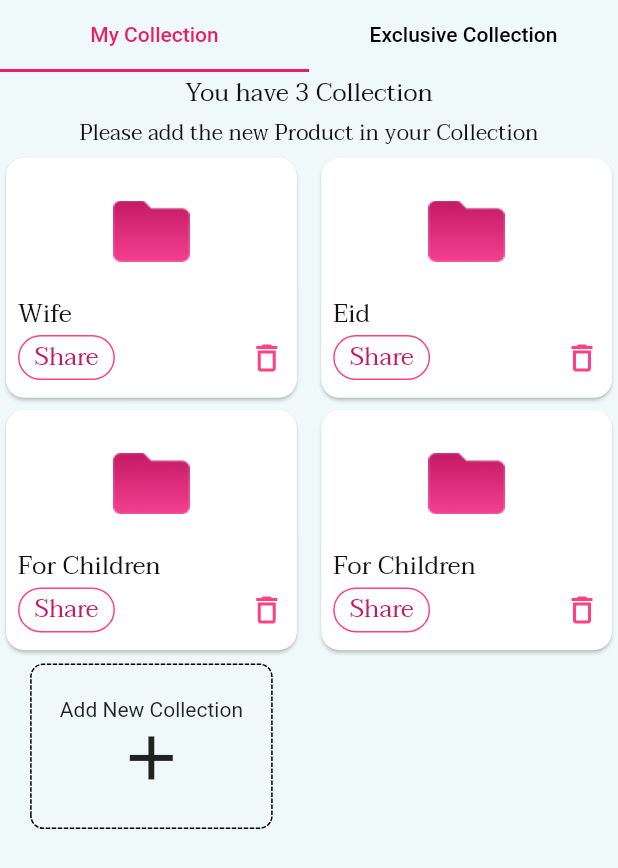
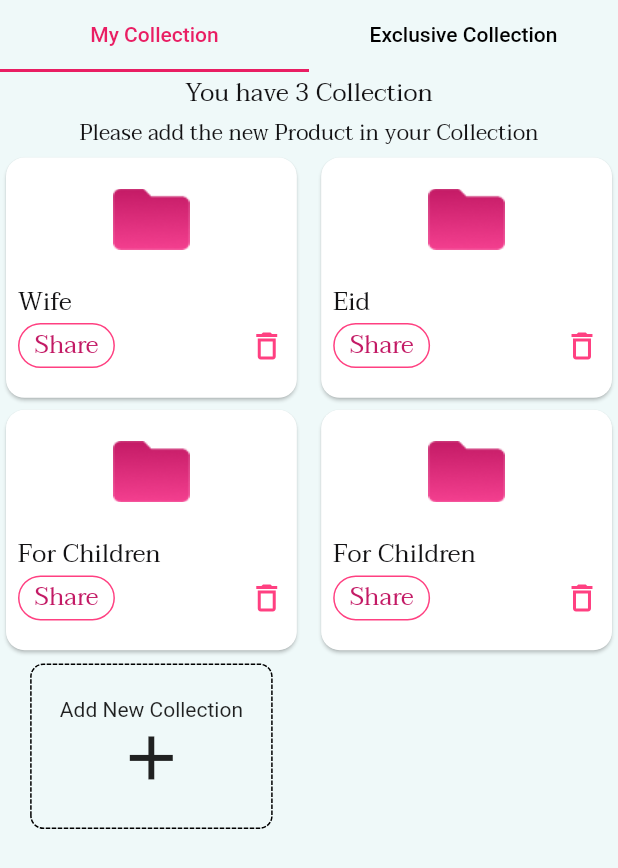
Before and after one commit to masihur96/Bafdo_User_Pannel, a Flutter app: the ReselerMyShop screen opened directly, on a phone screen of 412 x 824 dp. Shown: the top 868 px of the screen. Run offline on Flutter 3.47's test engine with Material 2 defaults, Android fonts, the phone set to English and light mode, and no system bars; drawn by our look-alikes of dotted_border; our stand-ins replace carousel_pro_nullsafety, carousel_slider, device_preview, dotted_line, flutter_slidable, intl_phone_number_input and 1 more.

Commit message:
Design Updated

```diff
--- a/lib/custom_widget/red_folder_list_tile.dart
+++ b/lib/custom_widget/red_folder_list_tile.dart
@@ -39,11 +39,11 @@ Widget getCollectionFolder(
         shape: RoundedRectangleBorder(
           borderRadius: BorderRadius.circular(size.width * .03),
         ),
+        child: Container(
+
           child: Padding(
-
-            padding: const EdgeInsets.all(8.0),
-
-          child:    Column(
+            padding: const EdgeInsets.only(left: 8,right: 8),
+            child: Column(
               children: [
                 Container(
                   width: size.width * .3,
@@ -88,6 +88,7 @@ Widget getCollectionFolder(
                   ],)
               ],),
           ),
+        ),
 
 
       );
--- a/lib/re-seller/reseler_catelog_nav.dart
+++ b/lib/re-seller/reseler_catelog_nav.dart
@@ -143,16 +143,13 @@ class _ReselerCatelogNavState extends State<ReselerCatelogNav> {
                                           'assets/app_icon/body_icon/joy_stick.png'),
                                     ),
                                   ),
-                                  Padding(
-                                    padding: const EdgeInsets.all(8.0),
-                                    child: Text(
+                                  Text(
                                     "Joy Stick",
                                     style: TextStyle(
                                         fontFamily: 'taviraj',
                                         color: ColorsVariables.textColor,
                                         fontStyle: FontStyle.normal,
                                         fontSize: size.width * .04),
-                                    ),
                                   ),
                                 ],
                               ),
--- a/lib/re-seller/reseler_home_nav.dart
+++ b/lib/re-seller/reseler_home_nav.dart
@@ -37,7 +37,7 @@ class _ReselerHomeNavState extends State<ReselerHomeNav> {
           child: Column(
             children: [
               Container(
-                height: size.width * .35,
+                height: size.width * .4,
                 width: size.width,
                 child: ListView.builder(
                   scrollDirection: Axis.horizontal,
--- a/lib/re-seller/reseler_my_shop_nav.dart
+++ b/lib/re-seller/reseler_my_shop_nav.dart
@@ -100,7 +100,7 @@ class _ReselerMyShopState extends State<ReselerMyShop>  with SingleTickerProvide
                                        crossAxisAlignment: CrossAxisAlignment.center,
                                        children: [
 
-                                         Text('Add New Collection'),
+                                         Text('Add New Collection',textAlign: TextAlign.center,),
                                          Icon(Icons.add, size: size.width * .12)
 
                                        ],),),
--- a/lib/re-seller/reseller_home.dart
+++ b/lib/re-seller/reseller_home.dart
@@ -62,6 +62,7 @@ class _ReselerHomeState extends State<ReselerHome>
         ),
         backgroundColor: Colors.pink.shade100,
         elevation: 0.0,
+        centerTitle: false,
         title: Padding(
           padding: const EdgeInsets.all(8.0),
           child: Container(
@@ -108,7 +109,7 @@ class _ReselerHomeState extends State<ReselerHome>
         ),
         actions: [
           Container(
-            width: size.width * .4,
+            width: size.width * .5,
             child: Padding(
               padding: EdgeInsets.fromLTRB(0, 0, size.width * .045, 0),
               child: Row(
@@ -225,7 +226,7 @@ class _ReselerHomeState extends State<ReselerHome>
         tabSize: 70,
         tabBarHeight: 70,
         textStyle: const TextStyle(
-          fontSize: 15,
+          fontSize: 14,
           color: Colors.pink,
           fontWeight: FontWeight.w500,
         ),
```
Also changed, not shown: lib/main.dart (+5 -5 lines). Lines whose indentation alone changed are shown as unchanged.
